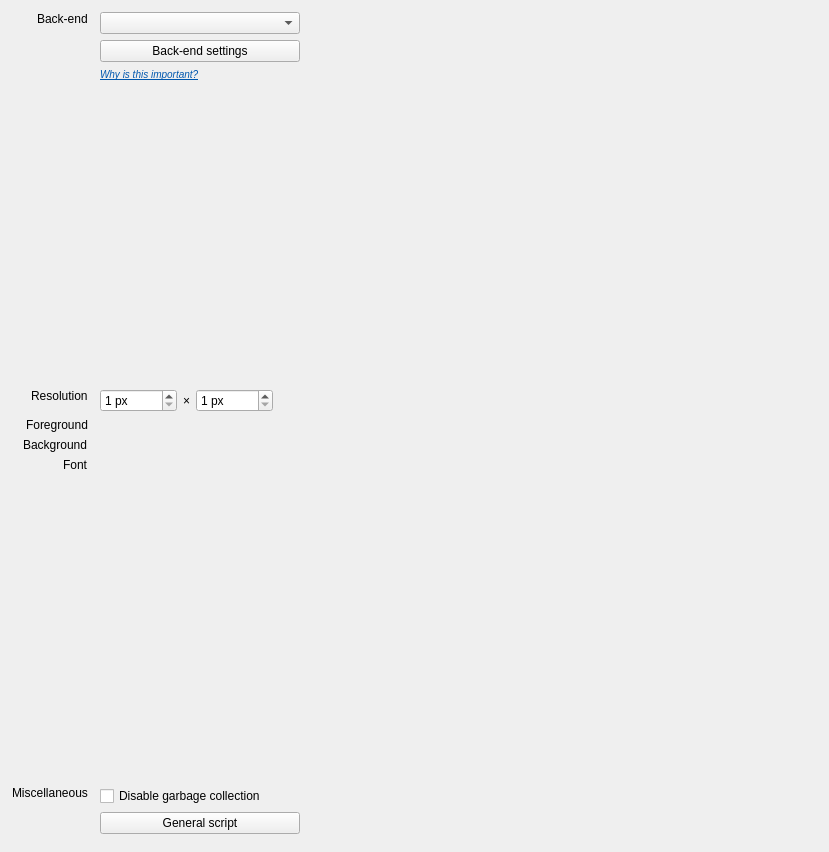
Above: opensesame_resources/ui/widgets/general_properties.ui from open-cogsci/OpenSesame before the change. Below: the same form after it.
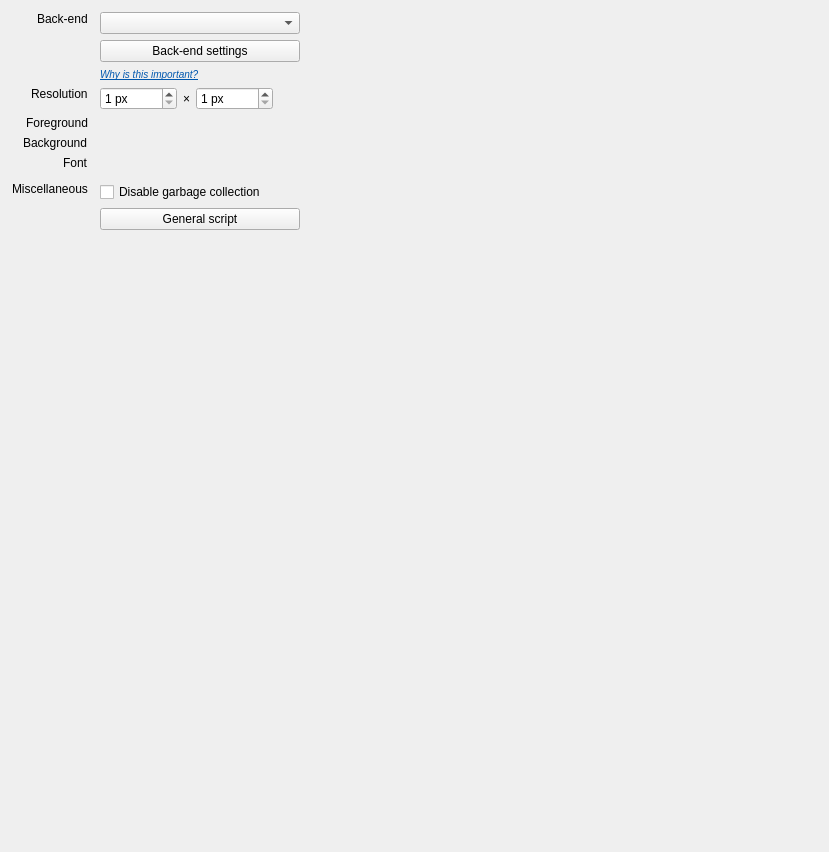
That is the form after the change. Icons and pictures are not drawn. Custom widgets are drawn as their Qt base class.

Commit message: Fix layout of general properties widget

```diff
--- a/opensesame_resources/ui/widgets/general_properties.ui
+++ b/opensesame_resources/ui/widgets/general_properties.ui
@@ -32,7 +32,7 @@
    <item>
     <widget class="QWidget" name="widget" native="true">
      <property name="sizePolicy">
-      <sizepolicy hsizetype="Fixed" vsizetype="Preferred">
+      <sizepolicy hsizetype="Fixed" vsizetype="Fixed">
        <horstretch>0</horstretch>
        <verstretch>0</verstretch>
       </sizepolicy>
@@ -114,20 +114,7 @@
         </property>
        </widget>
       </item>
-      <item row="3" column="1">
-       <spacer name="verticalSpacer_4">
-        <property name="orientation">
-         <enum>Qt::Vertical</enum>
-        </property>
-        <property name="sizeHint" stdset="0">
-         <size>
-          <width>20</width>
-          <height>6</height>
-         </size>
-        </property>
-       </spacer>
-      </item>
-      <item row="4" column="0">
+      <item row="3" column="0">
        <widget class="QLabel" name="label_resolution">
         <property name="text">
          <string>Resolution</string>
@@ -137,7 +124,7 @@
         </property>
        </widget>
       </item>
-      <item row="4" column="1">
+      <item row="3" column="1">
        <widget class="QFrame" name="frame_resolution">
         <property name="sizePolicy">
          <sizepolicy hsizetype="Fixed" vsizetype="Preferred">
@@ -203,14 +190,14 @@
         </layout>
        </widget>
       </item>
-      <item row="5" column="0">
+      <item row="4" column="0">
        <widget class="QLabel" name="label_foreground">
         <property name="text">
          <string>Foreground</string>
         </property>
        </widget>
       </item>
-      <item row="5" column="1">
+      <item row="4" column="1">
        <widget class="color_edit" name="edit_foreground" native="true">
         <property name="sizePolicy">
          <sizepolicy hsizetype="Fixed" vsizetype="Preferred">
@@ -226,14 +213,14 @@
         </property>
        </widget>
       </item>
-      <item row="6" column="0">
+      <item row="5" column="0">
        <widget class="QLabel" name="label_background">
         <property name="text">
          <string>Background</string>
         </property>
        </widget>
       </item>
-      <item row="6" column="1">
+      <item row="5" column="1">
        <widget class="color_edit" name="edit_background" native="true">
         <property name="sizePolicy">
          <sizepolicy hsizetype="Fixed" vsizetype="Preferred">
@@ -249,7 +236,7 @@
         </property>
        </widget>
       </item>
-      <item row="7" column="0">
+      <item row="6" column="0">
        <widget class="QLabel" name="label_font">
         <property name="text">
          <string>Font</string>
@@ -259,10 +246,10 @@
         </property>
        </widget>
       </item>
-      <item row="7" column="1">
+      <item row="6" column="1">
        <widget class="font_widget" name="widget_font" native="true"/>
       </item>
-      <item row="8" column="1">
+      <item row="7" column="1">
        <widget class="QFrame" name="frame_colors">
         <property name="sizePolicy">
          <sizepolicy hsizetype="Fixed" vsizetype="Preferred">
@@ -289,20 +276,50 @@
         </layout>
        </widget>
       </item>
+      <item row="8" column="0">
+       <widget class="QLabel" name="label_miscellaneous">
+        <property name="text">
+         <string>Miscellaneous</string>
+        </property>
+        <property name="textFormat">
+         <enum>Qt::AutoText</enum>
+        </property>
+        <property name="alignment">
+         <set>Qt::AlignLeading|Qt::AlignLeft|Qt::AlignTop</set>
+        </property>
+       </widget>
+      </item>
+      <item row="8" column="1">
+       <widget class="QCheckBox" name="checkbox_disable_garbage_collection">
+        <property name="text">
+         <string>Disable garbage collection</string>
+        </property>
+       </widget>
+      </item>
       <item row="9" column="1">
-       <spacer name="verticalSpacer">
-        <property name="orientation">
-         <enum>Qt::Vertical</enum>
+       <widget class="QPushButton" name="button_script_editor">
+        <property name="sizePolicy">
+         <sizepolicy hsizetype="Fixed" vsizetype="Fixed">
+          <horstretch>0</horstretch>
+          <verstretch>0</verstretch>
+         </sizepolicy>
         </property>
-        <property name="sizeHint" stdset="0">
+        <property name="minimumSize">
          <size>
-          <width>0</width>
-          <height>6</height>
+          <width>200</width>
+          <height>0</height>
          </size>
         </property>
-       </spacer>
+        <property name="text">
+         <string>General script</string>
+        </property>
+        <property name="icon">
+         <iconset theme="utilities-terminal">
+          <normaloff>.</normaloff>.</iconset>
+        </property>
+       </widget>
       </item>
-      <item row="14" column="1">
+      <item row="12" column="1">
        <widget class="QFrame" name="frame_advanced">
         <property name="sizePolicy">
          <sizepolicy hsizetype="Fixed" vsizetype="Preferred">
@@ -335,52 +352,22 @@
         </layout>
        </widget>
       </item>
-      <item row="10" column="1">
-       <widget class="QCheckBox" name="checkbox_disable_garbage_collection">
-        <property name="text">
-         <string>Disable garbage collection</string>
-        </property>
-       </widget>
-      </item>
-      <item row="11" column="1">
-       <widget class="QPushButton" name="button_script_editor">
-        <property name="sizePolicy">
-         <sizepolicy hsizetype="Fixed" vsizetype="Fixed">
-          <horstretch>0</horstretch>
-          <verstretch>0</verstretch>
-         </sizepolicy>
-        </property>
-        <property name="minimumSize">
-         <size>
-          <width>200</width>
-          <height>0</height>
-         </size>
-        </property>
-        <property name="text">
-         <string>General script</string>
-        </property>
-        <property name="icon">
-         <iconset theme="utilities-terminal">
-          <normaloff>.</normaloff>.</iconset>
-        </property>
-       </widget>
-      </item>
-      <item row="10" column="0">
-       <widget class="QLabel" name="label_miscellaneous">
-        <property name="text">
-         <string>Miscellaneous</string>
-        </property>
-        <property name="textFormat">
-         <enum>Qt::AutoText</enum>
-        </property>
-        <property name="alignment">
-         <set>Qt::AlignLeading|Qt::AlignLeft|Qt::AlignTop</set>
-        </property>
-       </widget>
-      </item>
      </layout>
     </widget>
    </item>
+   <item>
+    <spacer name="verticalSpacer">
+     <property name="orientation">
+      <enum>Qt::Vertical</enum>
+     </property>
+     <property name="sizeHint" stdset="0">
+      <size>
+       <width>20</width>
+       <height>40</height>
+      </size>
+     </property>
+    </spacer>
+   </item>
   </layout>
  </widget>
  <customwidgets>
```
